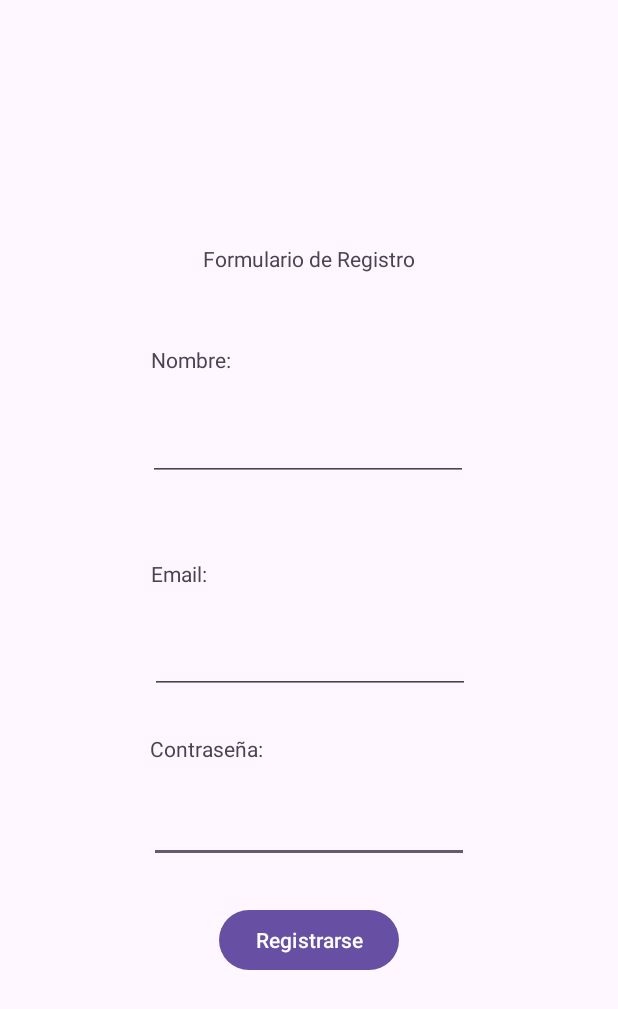
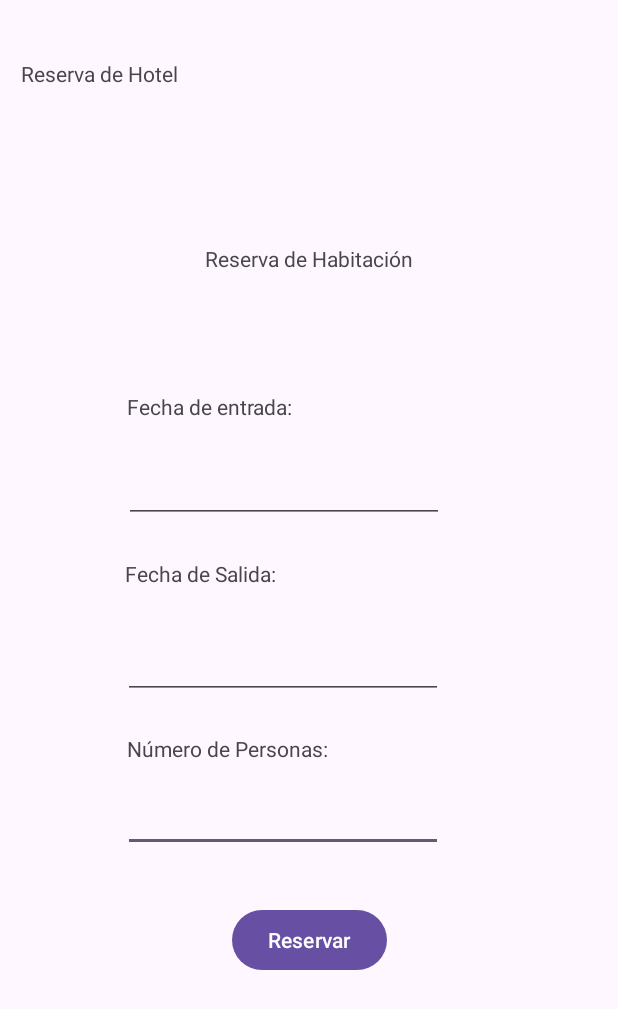
Before and after one commit to LuisGM875/Programacion_para_Movil_Java, an Android app: the screen it shows after launch (MainActivity), on a phone screen of 412 x 824 dp. Shown: the top 1009 px of the screen. Run offline under Robolectric (Android 15) with nearby library versions, the phone set to English and light mode, and no system bars.

Commit message:
feat: add widgets and text in view for hotel reservation

```diff
--- a/app/src/main/res/layout/activity_main.xml
+++ b/app/src/main/res/layout/activity_main.xml
@@ -11,7 +11,7 @@
         android:id="@+id/button"
         android:layout_width="wrap_content"
         android:layout_height="wrap_content"
-        android:text="Registrarse"
+        android:text="Reservar"
         app:layout_constraintBottom_toBottomOf="parent"
         app:layout_constraintEnd_toEndOf="parent"
         app:layout_constraintStart_toStartOf="parent"
@@ -22,7 +22,7 @@
         android:id="@+id/textView2"
         android:layout_width="wrap_content"
         android:layout_height="wrap_content"
-        android:text="Formulario de Registro"
+        android:text="Reserva de Habitación"
         app:layout_constraintBottom_toBottomOf="parent"
         app:layout_constraintEnd_toEndOf="parent"
         app:layout_constraintStart_toStartOf="parent"
@@ -33,19 +33,19 @@
         android:id="@+id/textView3"
         android:layout_width="wrap_content"
         android:layout_height="wrap_content"
-        android:text="Nombre:"
+        android:text="Fecha de entrada:"
         app:layout_constraintBottom_toBottomOf="parent"
         app:layout_constraintEnd_toEndOf="parent"
         app:layout_constraintHorizontal_bias="0.28"
         app:layout_constraintStart_toStartOf="parent"
         app:layout_constraintTop_toTopOf="parent"
-        app:layout_constraintVertical_bias="0.286" />
+        app:layout_constraintVertical_bias="0.325" />
 
     <TextView
         android:id="@+id/textView4"
         android:layout_width="wrap_content"
         android:layout_height="wrap_content"
-        android:text="Email:"
+        android:text="Fecha de Salida:"
         app:layout_constraintBottom_toBottomOf="parent"
         app:layout_constraintEnd_toEndOf="parent"
         app:layout_constraintHorizontal_bias="0.268"
@@ -57,10 +57,10 @@
         android:id="@+id/textView5"
         android:layout_width="wrap_content"
         android:layout_height="wrap_content"
-        android:text="Contraseña:"
+        android:text="Número de Personas:"
         app:layout_constraintBottom_toBottomOf="parent"
         app:layout_constraintEnd_toEndOf="parent"
-        app:layout_constraintHorizontal_bias="0.297"
+        app:layout_constraintHorizontal_bias="0.304"
         app:layout_constraintStart_toStartOf="parent"
         app:layout_constraintTop_toTopOf="parent"
         app:layout_constraintVertical_bias="0.608" />
@@ -72,37 +72,51 @@
         android:layout_marginTop="14dp"
         android:layout_marginBottom="20dp"
         android:ems="10"
-        android:inputType="textPassword"
+        android:inputType="number"
         android:visibility="visible"
         app:layout_constraintBottom_toTopOf="@+id/button"
         app:layout_constraintEnd_toEndOf="parent"
+        app:layout_constraintHorizontal_bias="0.412"
         app:layout_constraintStart_toStartOf="parent"
-        app:layout_constraintTop_toBottomOf="@+id/textView5" />
+        app:layout_constraintTop_toBottomOf="@+id/textView5"
+        app:layout_constraintVertical_bias="0.0" />
 
     <EditText
         android:id="@+id/editTextText2"
         android:layout_width="wrap_content"
         android:layout_height="wrap_content"
         android:ems="10"
-        android:inputType="text"
+        android:inputType="datetime|date"
         app:layout_constraintBottom_toBottomOf="parent"
         app:layout_constraintEnd_toEndOf="parent"
-        app:layout_constraintHorizontal_bias="0.497"
+        app:layout_constraintHorizontal_bias="0.417"
         app:layout_constraintStart_toStartOf="parent"
         app:layout_constraintTop_toBottomOf="@+id/textView3"
-        app:layout_constraintVertical_bias="0.049" />
+        app:layout_constraintVertical_bias="0.045" />
 
     <EditText
         android:id="@+id/editTextText3"
         android:layout_width="wrap_content"
         android:layout_height="wrap_content"
         android:ems="10"
-        android:inputType="text|textEmailAddress"
+        android:inputType="datetime|date"
         app:layout_constraintBottom_toBottomOf="parent"
         app:layout_constraintEnd_toEndOf="parent"
-        app:layout_constraintHorizontal_bias="0.502"
+        app:layout_constraintHorizontal_bias="0.412"
         app:layout_constraintStart_toStartOf="parent"
         app:layout_constraintTop_toTopOf="parent"
-        app:layout_constraintVertical_bias="0.536" />
+        app:layout_constraintVertical_bias="0.54" />
+
+    <TextView
+        android:id="@+id/textView"
+        android:layout_width="wrap_content"
+        android:layout_height="wrap_content"
+        android:text="Reserva de Hotel"
+        app:layout_constraintBottom_toBottomOf="parent"
+        app:layout_constraintEnd_toEndOf="parent"
+        app:layout_constraintHorizontal_bias="0.045"
+        app:layout_constraintStart_toStartOf="parent"
+        app:layout_constraintTop_toTopOf="parent"
+        app:layout_constraintVertical_bias="0.049" />
 
 </androidx.constraintlayout.widget.ConstraintLayout>
```
